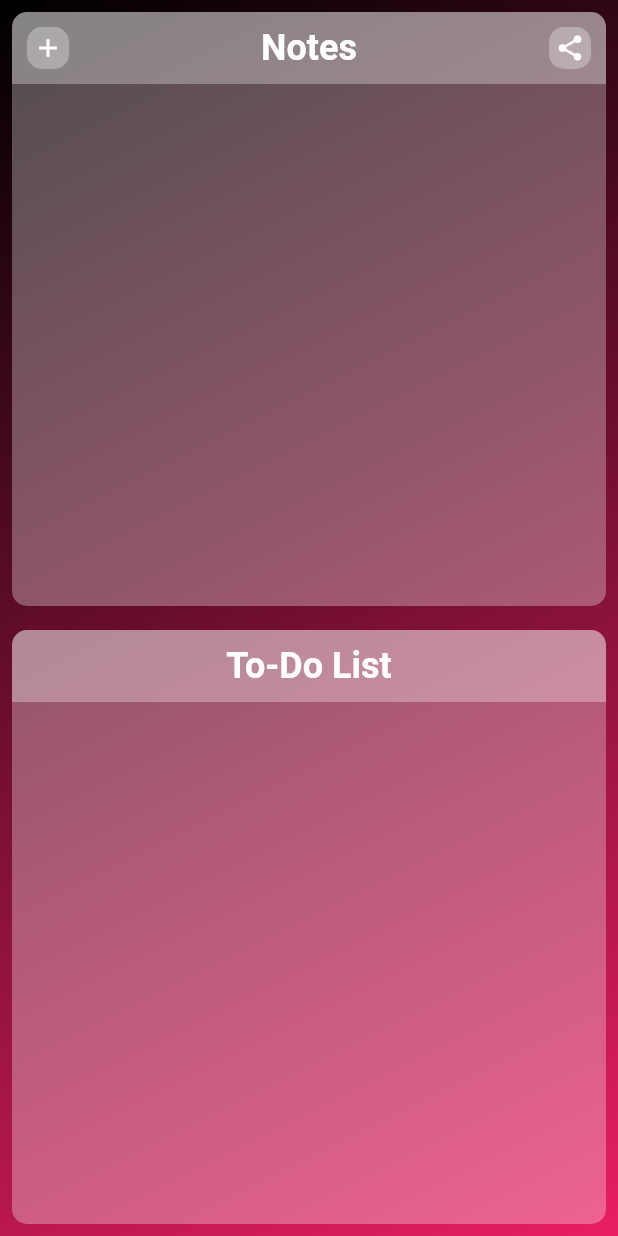
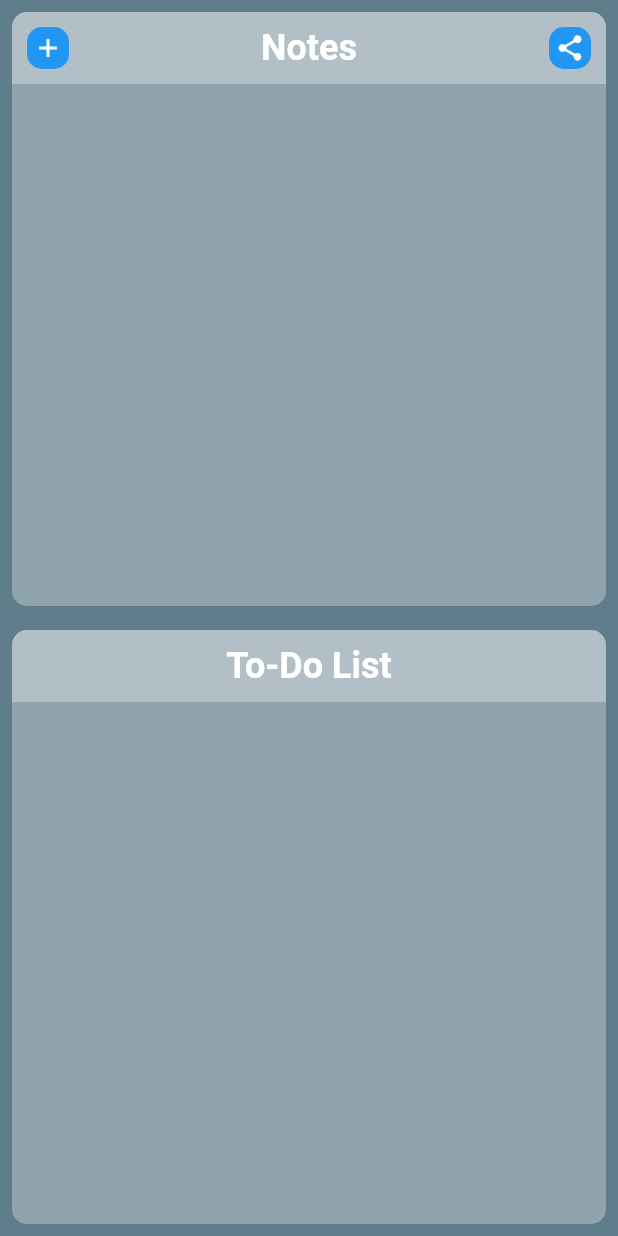
Before and after one commit to turkerontasci/note_app_ui, a Flutter app: the screen it shows after launch, on a phone screen of 412 x 824 dp. Run offline on Flutter 3.47's test engine with Material 2 defaults, Android fonts, the phone set to English and light mode, and no system bars; our stand-ins replace sqflite; accounts and stored records are empty.

Commit message:
Colors & Windows Emulator

```diff
--- /dev/null
+++ b/lib/components/note_list_widget.dart
@@ -0,0 +1,99 @@
+import 'package:flutter/material.dart';
+
+import '../models/notes_edit.dart';
+
+class NoteListWidget extends StatelessWidget {
+  const NoteListWidget({
+    Key? key,
+  }) : super(key: key);
+
+  @override
+  Widget build(BuildContext context) {
+    return Flexible(
+      flex: 2,
+      child: Padding(
+        padding: const EdgeInsets.all(8.0),
+        child: Expanded(
+          child: Container(
+            height: MediaQuery.of(context).size.height / 2,
+            width: MediaQuery.of(context).size.width,
+            decoration: BoxDecoration(
+              color: const Color(0xFFffffff).withOpacity(0.3),
+              borderRadius: BorderRadius.circular(10.0),
+            ),
+            child: Column(
+              children: <Widget>[
+                Container(
+                  decoration: BoxDecoration(
+                    borderRadius: const BorderRadius.only(
+                      topLeft: Radius.circular(10),
+                      topRight: Radius.circular(10.0),
+                    ),
+                    color: const Color(0xFFffffff).withOpacity(0.3),
+                  ),
+                  child: Padding(
+                    padding: const EdgeInsets.all(10.0),
+                    child: Row(
+                      mainAxisAlignment: MainAxisAlignment.spaceBetween,
+                      children: <Widget>[
+                        Row(
+                          children: <Widget>[
+                            GestureDetector(
+                              onTap: () {
+                                Navigator.push(
+                                  context,
+                                  MaterialPageRoute(
+                                      builder: (context) => NotesEdit()),
+                                );
+                              },
+                              child: Container(
+                                decoration: BoxDecoration(
+                                  borderRadius: BorderRadius.circular(10.0),
+                                  color: Colors.blue,
+                                ),
+                                child: const Padding(
+                                  padding: EdgeInsets.all(4.0),
+                                  child: Icon(
+                                    Icons.add,
+                                    size: 20.0,
+                                    color: Colors.white,
+                                  ),
+                                ),
+                              ),
+                            ),
+                          ],
+                        ),
+                        const Text(
+                          "Notes",
+                          style: TextStyle(
+                            color: Colors.white,
+                            fontSize: 24.0,
+                            fontWeight: FontWeight.bold,
+                          ),
+                        ),
+                        Container(
+                          decoration: BoxDecoration(
+                            borderRadius: BorderRadius.circular(10.0),
+                            color: Colors.blue,
+                          ),
+                          child: const Padding(
+                            padding: EdgeInsets.all(4.0),
+                            child: Icon(
+                              Icons.share,
+                              size: 20.0,
+                              color: Colors.white,
+                            ),
+                          ),
+                        ),
+                      ],
+                    ),
+                  ),
+                ),
+              ],
+            ),
+          ),
+        ),
+      ),
+    );
+  }
+}
--- a/lib/models/side_menu.dart
+++ b/lib/components/side_menu.dart
@@ -1,9 +1,8 @@
-// ignore_for_file: deprecated_member_use
-
 import 'package:flutter/cupertino.dart';
 import 'package:flutter/material.dart';
 import 'package:flutter_application_2/constants.dart';
-import 'package:flutter_application_2/responsive.dart';
+
+import '../models/notes_edit.dart';
 
 class SideMenu extends StatelessWidget {
   const SideMenu({Key? key}) : super(key: key);
@@ -39,8 +38,13 @@ class SideMenu extends StatelessWidget {
                   shape: RoundedRectangleBorder(
                     borderRadius: BorderRadius.circular(10),
                   ),
-                  color: kPrimaryColor,
-                  onPressed: () {},
+                  color: Colors.blue,
+                  onPressed: () {
+                    Navigator.push(
+                      context,
+                      MaterialPageRoute(builder: (context) => NotesEdit()),
+                    );
+                  },
                   icon: const Icon(
                     CupertinoIcons.add,
                     size: 16,
@@ -52,23 +56,6 @@ class SideMenu extends StatelessWidget {
                   ),
                 ),
                 const SizedBox(height: kDefaultPadding),
-                FlatButton.icon(
-                  minWidth: double.infinity,
-                  padding: const EdgeInsets.symmetric(
-                    vertical: kDefaultPadding,
-                  ),
-                  shape: RoundedRectangleBorder(
-                    borderRadius: BorderRadius.circular(10),
-                  ),
-                  color: kBgDarkColor,
-                  onPressed: () {},
-                  icon: const Icon(Icons.download, size: 16),
-                  label: const Text(
-                    "Get notes",
-                    style: TextStyle(color: kTextColor),
-                  ),
-                ),
-                const SizedBox(height: kDefaultPadding * 2),
               ],
             ),
           ),
--- /dev/null
+++ b/lib/components/todo_list_widget.dart
@@ -0,0 +1,57 @@
+import 'package:flutter/material.dart';
+
+class ToDoListWidget extends StatelessWidget {
+  const ToDoListWidget({
+    Key? key,
+  }) : super(key: key);
+
+  @override
+  Widget build(BuildContext context) {
+    return Flexible(
+      flex: 2,
+      child: Padding(
+        padding: const EdgeInsets.all(8.0),
+        child: Expanded(
+          child: Container(
+            height: MediaQuery.of(context).size.height / 2,
+            width: MediaQuery.of(context).size.width,
+            decoration: BoxDecoration(
+              color: const Color(0xFFffffff).withOpacity(0.3),
+              borderRadius: BorderRadius.circular(10.0),
+            ),
+            child: Column(
+              children: <Widget>[
+                Container(
+                  decoration: BoxDecoration(
+                    borderRadius: const BorderRadius.only(
+                      topLeft: Radius.circular(10),
+                      topRight: Radius.circular(10.0),
+                    ),
+                    color: const Color(0xFFffffff).withOpacity(0.3),
+                  ),
+                  child: Padding(
+                    padding: const EdgeInsets.all(10.0),
+                    child: Row(
+                      crossAxisAlignment: CrossAxisAlignment.center,
+                      mainAxisAlignment: MainAxisAlignment.center,
+                      children: const <Widget>[
+                        Text(
+                          "To-Do List",
+                          style: TextStyle(
+                            color: Colors.white,
+                            fontSize: 24.0,
+                            fontWeight: FontWeight.bold,
+                          ),
+                        ),
+                      ],
+                    ),
+                  ),
+                ),
+              ],
+            ),
+          ),
+        ),
+      ),
+    );
+  }
+}
--- a/lib/models/home_widget.dart
+++ b/lib/models/home_widget.dart
@@ -1,6 +1,7 @@
 import 'package:flutter/material.dart';
 
-import 'notes_edit.dart';
+import '../components/note_list_widget.dart';
+import '../components/todo_list_widget.dart';
 
 class HomeWidget extends StatelessWidget {
   const HomeWidget({
@@ -9,147 +10,10 @@ class HomeWidget extends StatelessWidget {
 
   @override
   Widget build(BuildContext context) {
-    double borderRadius = 10.0;
-    Offset offset = const Offset(5, 5);
-    double blurRadius = 50;
-    Color topShadowColor = Colors.white60;
-    Color bottomShadowColor = const Color(0x26234395);
-
     return Column(
-      children: <Widget>[
-        Flexible(
-          flex: 2,
-          child: Padding(
-            padding: const EdgeInsets.all(8.0),
-            child: Expanded(
-              child: Container(
-                height: MediaQuery.of(context).size.height / 2,
-                width: MediaQuery.of(context).size.width,
-                decoration: BoxDecoration(
-                  color: const Color(0xFFffffff).withOpacity(0.3),
-                  borderRadius: BorderRadius.circular(10.0),
-                ),
-                child: Column(
-                  children: <Widget>[
-                    Container(
-                      decoration: BoxDecoration(
-                        borderRadius: const BorderRadius.only(
-                          topLeft: Radius.circular(10),
-                          topRight: Radius.circular(10.0),
-                        ),
-                        color: const Color(0xFFffffff).withOpacity(0.3),
-                      ),
-                      child: Padding(
-                        padding: const EdgeInsets.all(10.0),
-                        child: Row(
-                          mainAxisAlignment: MainAxisAlignment.spaceBetween,
-                          children: <Widget>[
-                            Row(
-                              children: <Widget>[
-                                GestureDetector(
-                                  onTap: () {
-                                    Navigator.push(
-                                      context,
-                                      MaterialPageRoute(
-                                          builder: (context) => NotesEdit()),
-                                    );
-                                  },
-                                  child: Container(
-                                    decoration: BoxDecoration(
-                                      borderRadius: BorderRadius.circular(10.0),
-                                      color: const Color(0xFFffffff)
-                                          .withOpacity(0.3),
-                                    ),
-                                    child: const Padding(
-                                      padding: EdgeInsets.all(4.0),
-                                      child: Icon(
-                                        Icons.add,
-                                        size: 20.0,
-                                        color: Colors.white,
-                                      ),
-                                    ),
-                                  ),
-                                ),
-                              ],
-                            ),
-                            const Text(
-                              "Notes",
-                              style: TextStyle(
-                                color: Colors.white,
-                                fontSize: 24.0,
-                                fontWeight: FontWeight.bold,
-                              ),
-                            ),
-                            Container(
-                              decoration: BoxDecoration(
-                                borderRadius: BorderRadius.circular(10.0),
-                                color: const Color(0xFFffffff).withOpacity(0.3),
-                              ),
-                              child: const Padding(
-                                padding: EdgeInsets.all(4.0),
-                                child: Icon(
-                                  Icons.share,
-                                  size: 20.0,
-                                  color: Colors.white,
-                                ),
-                              ),
-                            ),
-                          ],
-                        ),
-                      ),
-                    ),
-                  ],
-                ),
-              ),
-            ),
-          ),
-        ),
-        Flexible(
-          flex: 2,
-          child: Padding(
-            padding: const EdgeInsets.all(8.0),
-            child: Expanded(
-              child: Container(
-                height: MediaQuery.of(context).size.height / 2,
-                width: MediaQuery.of(context).size.width,
-                decoration: BoxDecoration(
-                  color: const Color(0xFFffffff).withOpacity(0.3),
-                  borderRadius: BorderRadius.circular(10.0),
-                ),
-                child: Column(
-                  children: <Widget>[
-                    Container(
-                      decoration: BoxDecoration(
-                        borderRadius: const BorderRadius.only(
-                          topLeft: Radius.circular(10),
-                          topRight: Radius.circular(10.0),
-                        ),
-                        color: const Color(0xFFffffff).withOpacity(0.3),
-                      ),
-                      child: Padding(
-                        padding: const EdgeInsets.all(10.0),
-                        child: Row(
-                          crossAxisAlignment: CrossAxisAlignment.center,
-                          mainAxisAlignment: MainAxisAlignment.center,
-                          children: const <Widget>[
-                            Text(
-                              "To-Do List",
-                              style: TextStyle(
-                                color: Colors.white,
-                                fontSize: 24.0,
-                                fontWeight: FontWeight.bold,
-                              ),
-                            ),
-                          ],
-                        ),
-                      ),
-                    ),
-                  ],
-                ),
-              ),
-            ),
-          ),
-        ),
+      children: const <Widget>[
+        NoteListWidget(),
+        ToDoListWidget(),
       ],
     );
   }
--- a/lib/models/notes_edit.dart
+++ b/lib/models/notes_edit.dart
@@ -1,10 +1,5 @@
 import 'package:flutter/material.dart';
-import 'package:flutter_application_2/models/note_side_menu.dart';
 import 'package:flutter_application_2/responsive.dart';
-
-import '../models/note.dart';
-import '../models/notes_database.dart';
-import '../themes/note_colors.dart';
 
 const c1 = 0xFFFDFFFC,
     c2 = 0xFFFF595E,
--- a/lib/screens/home_screen.dart
+++ b/lib/screens/home_screen.dart
@@ -1,7 +1,6 @@
 import 'package:flutter/material.dart';
-import 'package:flutter_application_2/constants.dart';
 import 'package:flutter_application_2/models/home_widget.dart';
-import 'package:flutter_application_2/models/side_menu.dart';
+import 'package:flutter_application_2/components/side_menu.dart';
 import 'package:flutter_application_2/responsive.dart';
 
 class HomeScreen extends StatefulWidget {
@@ -14,29 +13,19 @@ class HomeScreen extends StatefulWidget {
 class _HomeScreenState extends State<HomeScreen> {
   @override
   Widget build(BuildContext context) {
-    Size _size = MediaQuery.of(context).size;
     return SafeArea(
       child: Scaffold(
         backgroundColor: Colors.transparent,
         body: Responsive(
           mobile: Container(
             decoration: const BoxDecoration(
-              gradient: LinearGradient(
-                  begin: Alignment.topLeft,
-                  end: Alignment.bottomRight,
-                  colors: [
-                    Colors.black,
-                    Colors.pink,
-                  ]),
+              color: Colors.blueGrey,
             ),
             child: const HomeWidget(),
           ),
           tablet: Container(
             decoration: const BoxDecoration(
-              gradient: LinearGradient(
-                  begin: Alignment.topLeft,
-                  end: Alignment.bottomRight,
-                  colors: [Colors.black, Colors.pink]),
+              color: Colors.blueGrey,
             ),
             child: Row(
               children: const <Widget>[
@@ -53,10 +42,7 @@ class _HomeScreenState extends State<HomeScreen> {
           ),
           desktop: Container(
             decoration: const BoxDecoration(
-              gradient: LinearGradient(
-                  begin: Alignment.topLeft,
-                  end: Alignment.bottomRight,
-                  colors: [Colors.black, Colors.pink]),
+              color: Colors.blueGrey,
             ),
             child: Row(
               children: const <Widget>[
```
